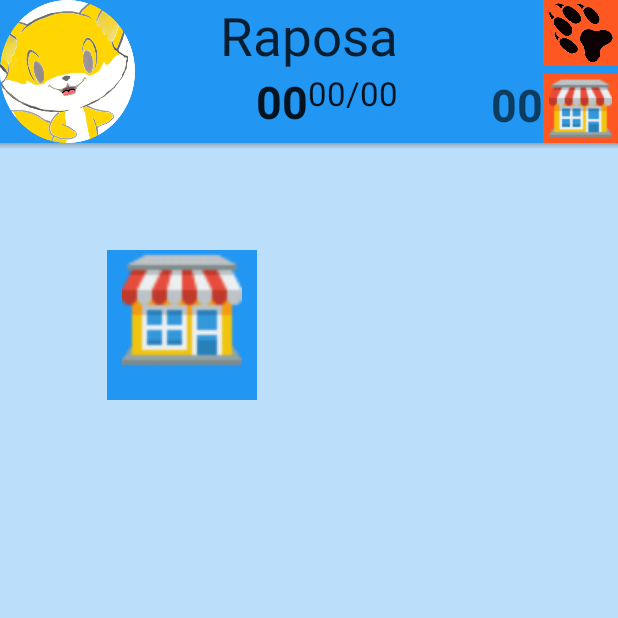
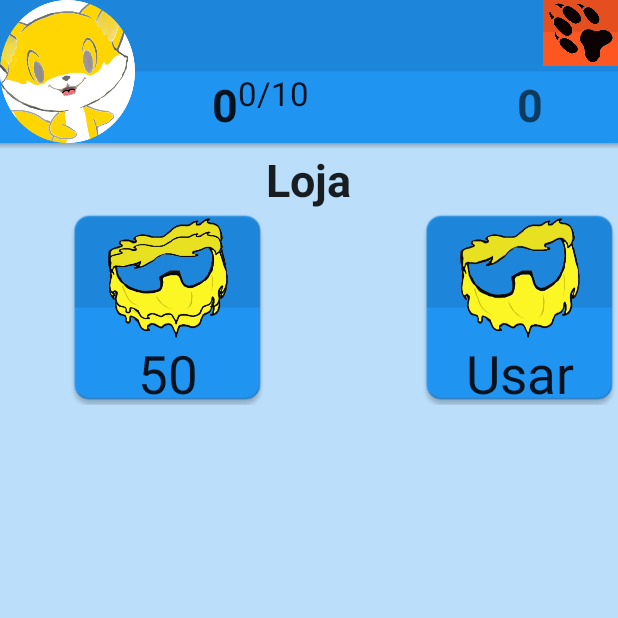
Before and after one commit to AndreArrebola/TeacherFox, an Android app: the Loja screen opened directly, with no data from a screen before it, on a phone screen of 412 x 824 dp, the top half of it. Run offline under Robolectric (Android 15) with nearby library versions, the phone set to English and light mode, and no system bars.

Commit message:
Melhorias na loja e design

```diff
--- a/TeacherFox/app/src/main/java/com/teacherfox/legendary/teacherfox/DBAdapter.java
+++ b/TeacherFox/app/src/main/java/com/teacherfox/legendary/teacherfox/DBAdapter.java
@@ -4,6 +4,10 @@ import android.content.Context;
 import android.database.Cursor;
 import android.database.SQLException;
 import android.database.sqlite.SQLiteDatabase;
+import android.util.Log;
+import android.view.View;
+import android.widget.Toast;
+
 /**
  * Created by andre on 11/09/16.
  */
@@ -13,7 +17,8 @@ public class DBAdapter {
     public DBAdapter(Context context) {
         dbHelper = new DBHelper(context);
     }
-    private String[] allColumnsL = { DBHelper.IDITEM, DBHelper.IMGITEM, DBHelper.VALORITEM, DBHelper.COMPOK};
+    private String[] allColumnsL = { DBHelper.IDITEM, DBHelper.IMGITEM, DBHelper.VALORITEM};
+    private String[] allColumnsOK = {DBHelper.IDCOMPOK, DBHelper.IDITEMOK, DBHelper.COMPOK};
     private String[] allColumns = { DBHelper.ID, DBHelper.ALTA, DBHelper.ENUNC,
             DBHelper.ALTB, DBHelper.ALTC, DBHelper.ALTD, DBHelper.ALTE, DBHelper.COINS, DBHelper.MATERIA, DBHelper.ALTOK};
     public Cursor AcessarQuestao(int numquest){
@@ -24,6 +29,39 @@ public class DBAdapter {
         cursorquestao.moveToFirst();
         return cursorquestao;
     }
+public Cursor ObterLoja(){
+    Cursor itensloja;
+    banco = dbHelper.getWritableDatabase();
+    itensloja=banco.query(DBHelper.TABLE_LOJA, allColumnsL, null, null, null, null, null);
+    itensloja.moveToFirst();
+    return itensloja;
+}
+    public void setBuy(int itemid){
+
+        banco = dbHelper.getWritableDatabase();
+
+        banco.execSQL("update " + DBHelper.TABLE_BUYOK + " set " + DBHelper.COMPOK + " = 1 where " + DBHelper.IDITEMOK + "=" + itemid);
+
+    }
+public boolean getBuy(int id){
+    Cursor checkBuy;
+    Boolean tfBuy=false;
+    banco=dbHelper.getWritableDatabase();
+
+    checkBuy=banco.query(DBHelper.TABLE_BUYOK, allColumnsOK, DBHelper.IDITEMOK + "=" + id, null, null, null, null);
+    Log.d("Foo", "Cursor is:" + checkBuy);
+    if( checkBuy != null && checkBuy.moveToFirst() ){
+        if(checkBuy.getInt(checkBuy.getColumnIndex(DBHelper.COMPOK))==1){
+            tfBuy=true;
+        }else{
+            tfBuy=false;
+        }
+    }else{
+Log.w("app", "Cursor nulo");
+    }
 
 
+    return tfBuy;
 }
+
+}
--- a/TeacherFox/app/src/main/java/com/teacherfox/legendary/teacherfox/DBHelper.java
+++ b/TeacherFox/app/src/main/java/com/teacherfox/legendary/teacherfox/DBHelper.java
@@ -13,7 +13,8 @@ public class DBHelper extends SQLiteOpenHelper {
     private static final String DATABASE_NAME = "bancoquestoes.db";
     public static final String TABLE_NAME = "quests";
     public static final String TABLE_LOJA = "itensloja";
-    private static final int DATABASE_VERSION = 10;
+    public static final String TABLE_BUYOK = "buyok";
+    private static final int DATABASE_VERSION = 20;
     public static final String ID = "_id";
     public static final String ENUNC     = "enunc";
     public static final String ALTA = "alta";
@@ -25,9 +26,11 @@ public class DBHelper extends SQLiteOpenHelper {
     public static final String COINS = "coins";
     public static final String MATERIA="materia";
     public static final String IDITEM="_idit";
+    public static final String IDITEMOK="idit";
     public static final String IMGITEM="imgitem";
     public static final String VALORITEM="valoritem";
     public static final String COMPOK="compok";
+    public static final String IDCOMPOK="_idcok";
 
     private String[] allColumns = { DBHelper.ID, DBHelper.ALTA, DBHelper.ENUNC,
             DBHelper.ALTB, DBHelper.ALTC, DBHelper.ALTD, DBHelper.ALTE, DBHelper.COINS, DBHelper.MATERIA, DBHelper.ALTOK};
@@ -41,13 +44,16 @@ public class DBHelper extends SQLiteOpenHelper {
             ALTE + " text not null, " +
             COINS + " integer not null, " +
             MATERIA + " text, " +
-            ALTOK + " text not null);" +
-            "" +
-            "create table itensloja( " +
-            IDITEM + "integer primary key autoincrement, " +
-            IMGITEM + "text not null, " +
-            VALORITEM + "integer not null, " +
-            COMPOK + "integer not null);";
+            ALTOK + " text not null);";
+
+    private static final String CRIAR_LOJA="create table " + TABLE_LOJA + "( " +
+            IDITEM + " integer primary key autoincrement, " +
+            IMGITEM + " text not null, " +
+            VALORITEM + " integer not null);";
+    private static final String CRIAR_COMPOK="create table " + TABLE_BUYOK +  "(" +
+            IDCOMPOK + " integer primary key autoincrement, " +
+            IDITEMOK + " integer not null, " +
+            COMPOK + " integer not null);";
 
     public DBHelper(Context context){
 
@@ -205,16 +211,26 @@ public class DBHelper extends SQLiteOpenHelper {
         values.put(DBHelper.COINS, 25);
         db.insert(TABLE_NAME, null, values );
         values.clear();
-        values.put(DBHelper.IMGITEM, "shopicon");
-        values.put(DBHelper.COINS, 50);
+        db.execSQL(CRIAR_LOJA);
+        db.execSQL(CRIAR_COMPOK);
+
+        int contid=1;
+        values.put(DBHelper.IMGITEM, "item1");
+        values.put(DBHelper.VALORITEM, 50);
+
+        db.insert(TABLE_LOJA, null, values);
+        values.clear();
+        values.put(DBHelper.IDITEMOK, contid);
         values.put(DBHelper.COMPOK, 0);
-        db.insert(TABLE_LOJA, null, values);
+        db.insert(TABLE_BUYOK, null, values);
         values.clear();
     }
 
     @Override
     public void onUpgrade(SQLiteDatabase db, int i, int i1) {
-        db.execSQL("DROP TABLE IF EXISTS " + TABLE_NAME + "; DROP TABLE IF EXISTS " + TABLE_LOJA);
+        db.execSQL("DROP TABLE IF EXISTS " + TABLE_NAME);
+        db.execSQL("DROP TABLE IF EXISTS " + TABLE_LOJA);
+        db.execSQL("DROP TABLE IF EXISTS " + TABLE_BUYOK);
         onCreate(db);
     }
 }
--- a/TeacherFox/app/src/main/java/com/teacherfox/legendary/teacherfox/Loja.java
+++ b/TeacherFox/app/src/main/java/com/teacherfox/legendary/teacherfox/Loja.java
@@ -1,22 +1,84 @@
 package com.teacherfox.legendary.teacherfox;
 
+import android.content.SharedPreferences;
+import android.database.Cursor;
 import android.support.v7.app.AppCompatActivity;
 import android.os.Bundle;
 import android.view.View;
 import android.widget.ImageView;
 import android.widget.LinearLayout;
 import android.widget.TextView;
+import android.widget.Toast;
 
 public class Loja extends AppCompatActivity {
-
+Cursor itens;
+    SharedPreferences saveFile;
     @Override
     protected void onCreate(Bundle savedInstanceState) {
         super.onCreate(savedInstanceState);
         setContentView(R.layout.activity_loja);
+        mostrarItens();
+        LinearLayout barra = (LinearLayout)findViewById(R.id.thebar);
+        TextView nomeraposa = (TextView)barra.findViewById(R.id.avtrname);
+        nomeraposa.setText(Avatar.nome.toString());
+        DBAdapter dba=new DBAdapter(this);
+        TextView dimdim = (TextView)barra.findViewById(R.id.txMoney);
+        TextView level = (TextView)barra.findViewById(R.id.txLvl);
+        TextView texp = (TextView)barra.findViewById(R.id.txExp);
+        dimdim.setText(String.valueOf(Avatar.money));
+        texp.setText(String.valueOf(Avatar.exp) + "/" + Avatar.levels[Avatar.lvl+1]);
+        level.setText(String.valueOf(Avatar.lvl));
+        String tf;
+        if(dba.getBuy(1)==false){
+            tf="false";
+        }else
+        {
+            tf="true;";
+        }
+        Toast.makeText(getApplicationContext(),tf, Toast.LENGTH_SHORT).show();
     }
     public void setCloth(View v){
         LinearLayout barra = (LinearLayout)findViewById(R.id.thebar);
         ImageView hatav = (ImageView) barra.findViewById(R.id.hatav);
-        hatav.setVisibility(View.VISIBLE);
+        DBAdapter dba=new DBAdapter(this);
+        TextView value1=(TextView)findViewById(R.id.iLoja1c);
+        TextView value1ok=(TextView)findViewById(R.id.iLoja1cok);
+        int buyvalue=Integer.parseInt(value1.getText().toString());
+        if(dba.getBuy(1)==false){
+            if(buyvalue>Avatar.money){
+                Toast.makeText(getApplicationContext(),"Moedas Insuficientes!", Toast.LENGTH_SHORT).show();
+            }else{
+                Avatar.money=Avatar.money-buyvalue;
+                SharedPreferences.Editor editSave = saveFile.edit();
+                editSave.putInt("Dinheiro", Avatar.money);
+
+                editSave.apply();
+                TextView dimdim = (TextView)barra.findViewById(R.id.txMoney);
+
+                value1ok.setVisibility(View.VISIBLE);
+                value1.setVisibility(View.INVISIBLE);
+                dba.setBuy(1);
+                dimdim.setText(String.valueOf(Avatar.money));
+
+
+            }
+
+        }else{
+            hatav.setVisibility(View.VISIBLE);
+        }
+
+
     }
+    public void mostrarItens(){
+        DBAdapter acesso = new DBAdapter(getBaseContext());
+        itens=acesso.ObterLoja();
+        TextView li1=(TextView)findViewById(R.id.iLoja1c);
+        ImageView li1i=(ImageView)findViewById(R.id.iloja1p);
+        if(itens!=null && itens.moveToFirst()){
+            li1.setText(Integer.toString(itens.getInt(itens.getColumnIndex(DBHelper.VALORITEM))));
+            int icon = getResources().getIdentifier("drawable/" + itens.getString(itens.getColumnIndex(DBHelper.IMGITEM)), "drawable", getPackageName());
+            li1i.setImageResource(icon);
+        }
+    }
+
 }
--- a/TeacherFox/app/src/main/java/com/teacherfox/legendary/teacherfox/MainActivity.java
+++ b/TeacherFox/app/src/main/java/com/teacherfox/legendary/teacherfox/MainActivity.java
@@ -34,14 +34,14 @@ public class MainActivity extends AppCompatActivity {
             TextView nomeraposa = (TextView)barra.findViewById(R.id.avtrname);
             nomeraposa.setText(Avatar.nome);
             Toast.makeText(getApplicationContext(),"Bem vindo, " + Avatar.nome , Toast.LENGTH_SHORT).show();
-            ImageButton btnloja=(ImageButton)barra.findViewById(R.id.imageButton);
+            /* ImageButton btnloja=(ImageButton)barra.findViewById(R.id.imageButton);
             btnloja.setOnClickListener(new View.OnClickListener() {
 
                 @Override
                 public void onClick(View v) {
                     irLoja();
                 }
-            });
+            });*/
         }
 
 
@@ -95,7 +95,7 @@ nomeraposa.setText(Avatar.nome);
         Intent novatela = new Intent(this, QuestActivity.class);
         startActivity(novatela);
     }
-    public void irLoja(){
+    public void irLoja(View v){
         Intent novatela = new Intent(this, Loja.class);
         startActivity(novatela);
     }
--- /dev/null
+++ b/TeacherFox/app/src/main/res/drawable/botaoorgmdbg.xml
@@ -0,0 +1,9 @@
+<?xml version="1.0" encoding="utf-8"?>
+<selector xmlns:android="http://schemas.android.com/apk/res/android">
+
+    <item android:drawable="@drawable/butorbgp" android:state_pressed="true"/>
+    <item android:drawable="@drawable/butorbgp" android:state_focused="true"/>
+    <item android:drawable="@drawable/butorbg"/>
+
+
+</selector>
--- a/TeacherFox/app/src/main/res/layout/activity_loja.xml
+++ b/TeacherFox/app/src/main/res/layout/activity_loja.xml
@@ -9,24 +9,94 @@
         android:id="@+id/thebar"
         xmlns:android="http://schemas.android.com/apk/res/android" />
     <RelativeLayout
-        android:layout_width="100dp"
-        android:layout_height="100dp"
-        android:background="@drawable/botao"
-        android:layout_below="@+id/thebar"
-        android:layout_alignParentLeft="true"
-        android:layout_alignParentStart="true"
-        android:layout_marginLeft="71dp"
-        android:layout_marginStart="71dp"
-        android:layout_marginTop="67dp"
+        android:layout_width="130dp"
+        android:layout_height="130dp"
+        android:background="@drawable/botaomd"
         android:onClick="setCloth"
-        >
+        android:id="@+id/iLoja1"
+
+        android:layout_below="@+id/textView2"
+        android:layout_toLeftOf="@+id/textView2"
+        android:layout_toStartOf="@+id/textView2">
 
         <ImageView
             android:layout_width="80dp"
             android:layout_height="80dp"
-            android:background="@drawable/shopicon"
+            android:background="@drawable/item1"
+android:layout_marginTop="5dp"
+            android:layout_alignParentTop="true"
+            android:layout_centerHorizontal="true"
+            android:id="@+id/iloja1p" />
 
+        <TextView
+            android:layout_width="wrap_content"
+            android:layout_height="wrap_content"
+            android:textAppearance="?android:attr/textAppearanceLarge"
+            android:textSize="35sp"
+            android:text="$00"
+            android:id="@+id/iLoja1c"
+            android:layout_below="@+id/iloja1p"
+            android:layout_centerHorizontal="true" />
+        <TextView
+            android:layout_width="wrap_content"
+            android:layout_height="wrap_content"
+            android:textAppearance="?android:attr/textAppearanceLarge"
+            android:text="Usar"
+            android:id="@+id/iLoja1cok"
+            android:layout_below="@+id/iloja1p"
+            android:layout_centerHorizontal="true"
+            android:visibility="invisible" />
+    </RelativeLayout>
+
+    <TextView
+        android:layout_width="wrap_content"
+        android:layout_height="wrap_content"
+        android:textAppearance="?android:attr/textAppearanceLarge"
+        android:text="Loja"
+        android:id="@+id/textView2"
+        android:textStyle="bold"
+        android:textSize="30sp"
+        android:layout_below="@+id/thebar"
+        android:layout_centerHorizontal="true" />
+
+    <RelativeLayout
+        android:layout_width="130dp"
+        android:layout_height="130dp"
+        android:background="@drawable/botaomd"
+        android:onClick="setCloth"
+        android:id="@+id/relativeLayout2"
+
+        android:layout_alignTop="@+id/iLoja1"
+        android:layout_alignParentRight="true"
+        android:layout_alignParentEnd="true">
+
+        <ImageView
+            android:layout_width="80dp"
+            android:layout_height="80dp"
+            android:background="@drawable/item1"
+            android:layout_marginTop="5dp"
             android:layout_alignParentTop="true"
+            android:layout_centerHorizontal="true"
+            android:id="@+id/imageView4" />
+
+        <TextView
+            android:layout_width="wrap_content"
+            android:layout_height="wrap_content"
+            android:textAppearance="?android:attr/textAppearanceLarge"
+            android:textSize="35sp"
+            android:text="Usar"
+            android:id="@+id/textView3"
+            android:layout_below="@+id/imageView4"
             android:layout_centerHorizontal="true" />
+
+        <TextView
+            android:layout_width="wrap_content"
+            android:layout_height="wrap_content"
+            android:textAppearance="?android:attr/textAppearanceLarge"
+            android:text="Usar"
+            android:id="@+id/textView5"
+            android:layout_below="@+id/imageView4"
+            android:layout_centerHorizontal="true"
+            android:visibility="invisible" />
     </RelativeLayout>
 </RelativeLayout>
--- a/TeacherFox/app/src/main/res/layout/barra.xml
+++ b/TeacherFox/app/src/main/res/layout/barra.xml
@@ -11,7 +11,7 @@
 
         android:layout_gravity="right"
         android:id="@+id/topbar"
-        android:background="@color/colorPrimary">
+        android:background="@drawable/butbg">
 
         <RelativeLayout
             android:layout_width="match_parent"
@@ -42,7 +42,7 @@
                 android:layout_alignParentRight="true"
                 android:layout_alignParentEnd="true"
                 android:id="@+id/button"
-                android:background="@color/colorAccent"
+                android:background="@drawable/botaoorgmdbg"
                 android:layout_marginBottom="5dp"
 
                 android:src="@drawable/foxpaw"
@@ -55,7 +55,7 @@
                 android:layout_alignParentBottom="true"
                 android:layout_alignParentRight="true"
                 android:layout_alignParentEnd="true"
-                android:background="@color/colorAccent"
+                android:background="@drawable/botaoorgmdbg"
                 android:layout_below="@+id/button"
                 android:layout_alignLeft="@+id/button"
                 android:layout_alignStart="@+id/button"
@@ -64,7 +64,7 @@
                 android:padding="2dp"
                 android:id="@+id/imageButton"
 
-                />
+                android:visibility="invisible" />
 
             <RelativeLayout
                 android:layout_width="90dp"
@@ -86,7 +86,7 @@
                 android:layout_width="wrap_content"
                 android:layout_height="wrap_content"
                 android:textAppearance="?android:attr/textAppearanceMedium"
-                android:text="00"
+                android:text="$00"
                 android:id="@+id/txMoney"
                 android:textStyle="bold"
                 android:textSize="30sp"
@@ -101,7 +101,8 @@
                 android:id="@+id/txLvl"
                 android:textStyle="bold"
                 android:textSize="30sp"
-                android:layout_below="@+id/avtrname"
+                android:layout_alignBaseline="@+id/txMoney"
+                android:layout_alignBottom="@+id/txMoney"
                 android:layout_toLeftOf="@+id/txExp"
                 android:layout_toStartOf="@+id/txExp" />
 
--- a/TeacherFox/app/src/main/res/layout/resultscreen.xml
+++ b/TeacherFox/app/src/main/res/layout/resultscreen.xml
@@ -3,7 +3,7 @@
     xmlns:tools="http://schemas.android.com/tools"
     android:orientation="vertical" android:layout_width="match_parent"
     android:layout_height="match_parent"
-    android:background="@color/colorPrimary"
+    android:background="@drawable/butbg"
     tools:context="com.teacherfox.legendary.teacherfox.Results">
 
     <TextView
@@ -35,13 +35,14 @@
         android:layout_height="wrap_content"
         android:id="@+id/imageView5"
         android:src="@drawable/foxx"
+        android:layout_margin="20dp"
         android:layout_below="@+id/txRes"
         android:layout_alignParentLeft="true"
         android:layout_alignParentStart="true"
         android:layout_above="@+id/gotMoney" />
 
     <RelativeLayout
-        android:background="@drawable/botaoorg"
+        android:background="@drawable/botaoorgmd"
         android:layout_width="match_parent"
         android:layout_height="match_parent"
         android:layout_below="@+id/imageView5"
--- a/TeacherFox/app/src/main/res/values/strings.xml
+++ b/TeacherFox/app/src/main/res/values/strings.xml
@@ -3,5 +3,5 @@
     <string name="welcome">Bem vindo ao Teacher Fox!</string>
     <string name="jogorapido">Jogo Rápido</string>
     <string name="estudar">Estudar</string>
-    <string name="opcoes">Opções</string>
+    <string name="opcoes">Loja</string>
 </resources>
```
Also changed, not shown: TeacherFox/app/src/main/res/drawable/botaoorgmd.xml (added, +9 -0 lines), TeacherFox/app/src/main/res/layout/activity_main.xml (+6 -5 lines), TeacherFox/app/src/main/res/layout/mainmenu.xml (+12 -11 lines), TeacherFox/app/src/main/res/layout/questoes.xml (+6 -6 lines), TeacherFox/app/src/main/res/drawable/butbg.png (added), TeacherFox/app/src/main/res/drawable/butor.png (added), TeacherFox/app/src/main/res/drawable/butorbg.png (added), TeacherFox/app/src/main/res/drawable/butorbgp.png (added), TeacherFox/app/src/main/res/drawable/butorp.png (added), TeacherFox/app/src/main/res/drawable/item1.png (added).
